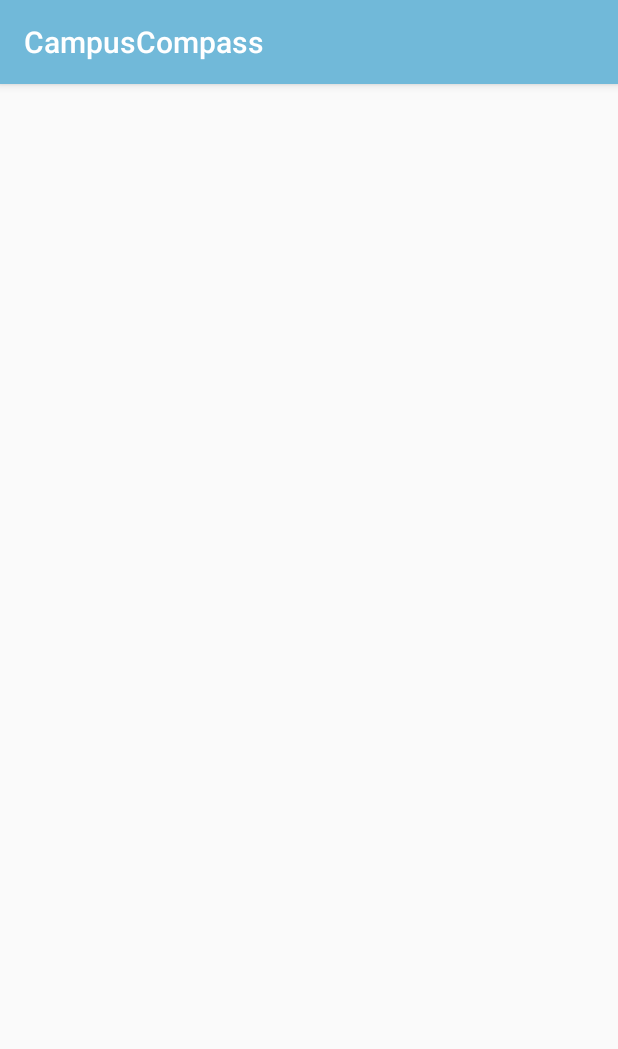
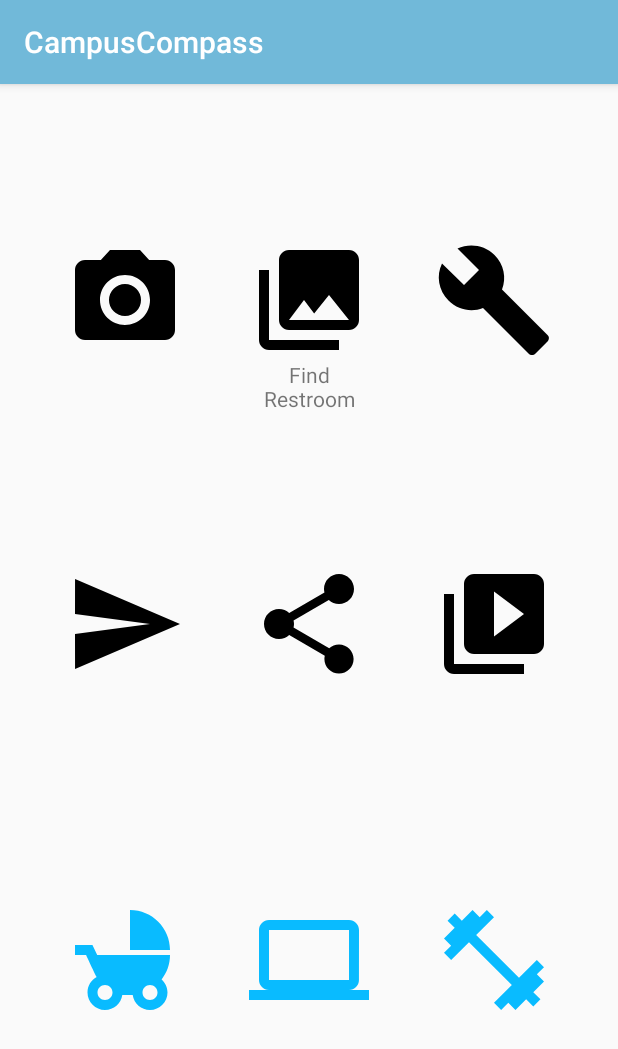
Before and after one commit to bbleck/CampusCompass, an Android app: the screen it shows after launch (MainActivity), on a phone screen of 412 x 824 dp. Shown: the top 1049 px of the screen. Run offline under Robolectric (Android 15) with nearby library versions, the phone set to English and light mode, and no system bars; 2 statements that could not run were skipped.

Commit message:
Fleshed out MainMenuFragment, began wiring it up to MainActivity.

```diff
--- a/app/src/main/java/com/brianbleck/campuscompass/controller/MainActivity.java
+++ b/app/src/main/java/com/brianbleck/campuscompass/controller/MainActivity.java
@@ -1,15 +1,49 @@
 package com.brianbleck.campuscompass.controller;
 
+import android.support.v4.app.Fragment;
+import android.support.v4.view.ViewPager;
 import android.support.v7.app.AppCompatActivity;
 import android.os.Bundle;
+import android.view.View;
+import android.widget.Toast;
 
 import com.brianbleck.campuscompass.R;
+import com.brianbleck.campuscompass.view.MainMenuFragment;
+import com.brianbleck.campuscompass.view.MapsFragment;
+import com.brianbleck.campuscompass.view.SearchFragment;
 
 public class MainActivity extends AppCompatActivity {
+
+    public static final int MAIN_MENU_FRAG_PAGER_NUMBER = 0;
+    public static final int MAPS_FRAG_PAGER_NUMBER = 1;
+    public static final int SEARCH_FRAG_PAGER_NUMBER = 2;
+    private SectionsStatePagerAdapter mSSPagerAdapter;
+    private ViewPager mViewPager;
+    private int callingViewId;
 
     @Override
     protected void onCreate(Bundle savedInstanceState) {
         super.onCreate(savedInstanceState);
         setContentView(R.layout.activity_main);
+        initFields();
+    }
+
+    private void initFields() {
+        mSSPagerAdapter = new SectionsStatePagerAdapter(getSupportFragmentManager());
+        mViewPager = (ViewPager) findViewById(R.id.container);
+        setupPager(mViewPager);
+    }
+
+    private void setupPager(ViewPager pager){
+        SectionsStatePagerAdapter adapter = new SectionsStatePagerAdapter(getSupportFragmentManager());
+        adapter.addFragment(new MainMenuFragment(), "MainMenuFragment");
+        adapter.addFragment(new MapsFragment(), "MapsFragment");
+        adapter.addFragment(new SearchFragment(), "SearchFragment");
+        pager.setAdapter(adapter);
+    }
+
+    public void setmViewPager(int fragmentNumber, int id){
+        callingViewId = id;
+        mViewPager.setCurrentItem(fragmentNumber);
     }
 }
--- a/app/src/main/java/com/brianbleck/campuscompass/controller/SectionsStatePagerAdapter.java
+++ b/app/src/main/java/com/brianbleck/campuscompass/controller/SectionsStatePagerAdapter.java
@@ -17,7 +17,7 @@ public class SectionsStatePagerAdapter extends FragmentStatePagerAdapter {
         super(fm);
     }
 
-    private void addFragment(Fragment fragment, String title){
+    public void addFragment(Fragment fragment, String title){
         mFragmentList.add(fragment);
         mFragmentTitleList.add(title);
     }
--- a/app/src/main/java/com/brianbleck/campuscompass/view/MainMenuFragment.java
+++ b/app/src/main/java/com/brianbleck/campuscompass/view/MainMenuFragment.java
@@ -1,10 +1,54 @@
 package com.brianbleck.campuscompass.view;
 
+import android.os.Bundle;
+import android.support.annotation.NonNull;
+import android.support.annotation.Nullable;
 import android.support.v4.app.Fragment;
+import android.view.LayoutInflater;
+import android.view.View;
+import android.view.ViewGroup;
+import android.widget.ImageView;
+import android.widget.TextView;
+import android.widget.Toast;
+
+import com.brianbleck.campuscompass.R;
+import com.brianbleck.campuscompass.controller.MainActivity;
+
+import java.util.Objects;
 
 public class MainMenuFragment extends Fragment {
 
 
+    public static final int COUNT_SEARCHES = 9;
+    private ImageView[] imageItems = new ImageView[COUNT_SEARCHES];
+    private TextView[] textItems = new TextView[COUNT_SEARCHES];
 
 
+    @Nullable
+    @Override
+    public View onCreateView(@NonNull LayoutInflater inflater, @Nullable ViewGroup container, @Nullable Bundle savedInstanceState) {
+        View theView = inflater.inflate(R.layout.fragment_main_menu, container, false);
+        initViews(theView);
+
+        return theView;
+    }
+
+    private void initViews(View theView) {
+        for (int i = 0; i < COUNT_SEARCHES ; i++) {
+            final int id = Objects.requireNonNull(getContext()).getResources().getIdentifier("iv_main_frag_" + i, "id", theView.getContext().getPackageName());
+            int idTxt = Objects.requireNonNull(getContext()).getResources().getIdentifier("tv_main_frag_" + i, "id", theView.getContext().getPackageName());
+            final int idTxtSetTxt = Objects.requireNonNull(getContext()).getResources().getIdentifier("image_title_" + i, "id", theView.getContext().getPackageName());
+            imageItems[i] = theView.findViewById(id);
+            textItems[i] = theView.findViewById(idTxt);
+            textItems[i].setText(idTxtSetTxt);
+            imageItems[i].setOnClickListener(new View.OnClickListener() {
+                @Override
+                public void onClick(View v) {
+                    Toast.makeText(getActivity(), "Clicked on item: " + getString(idTxtSetTxt), Toast.LENGTH_SHORT).show();
+                    //todo: remove toast and add logic to navigate to new fragment
+                    ((MainActivity)getActivity()).setmViewPager(MainActivity.SEARCH_FRAG_PAGER_NUMBER, id);
+                }
+            });
+        }
+    }
 }
--- a/app/src/main/res/layout/fragment_main_menu.xml
+++ b/app/src/main/res/layout/fragment_main_menu.xml
@@ -121,7 +121,7 @@
         app:layout_constraintEnd_toEndOf="@+id/iv_main_frag_0"
         app:layout_constraintStart_toStartOf="@+id/iv_main_frag_0"
         app:layout_constraintTop_toBottomOf="@+id/iv_main_frag_0"
-        tools:text="Find Building" />
+        tools:text="@string/image_title_0" />
 
     <TextView
         android:id="@+id/tv_main_frag_3"
@@ -131,7 +131,7 @@
         app:layout_constraintEnd_toEndOf="@+id/iv_main_frag_3"
         app:layout_constraintStart_toStartOf="@+id/iv_main_frag_3"
         app:layout_constraintTop_toBottomOf="@+id/iv_main_frag_3"
-        tools:text="Find Computer Pod" />
+        tools:text="@string/image_title_3" />
 
     <TextView
         android:id="@+id/tv_main_frag_6"
@@ -141,7 +141,7 @@
         app:layout_constraintEnd_toEndOf="@+id/iv_main_frag_6"
         app:layout_constraintStart_toStartOf="@+id/iv_main_frag_6"
         app:layout_constraintTop_toBottomOf="@+id/iv_main_frag_6"
-        tools:text="Find Library" />
+        tools:text="@string/image_title_6" />
 
     <TextView
         android:id="@+id/tv_main_frag_7"
@@ -151,7 +151,7 @@
         app:layout_constraintEnd_toEndOf="@+id/iv_main_frag_7"
         app:layout_constraintStart_toStartOf="@+id/iv_main_frag_7"
         app:layout_constraintTop_toTopOf="@+id/tv_main_frag_6"
-        tools:text="Find Metered Parking" />
+        tools:text="@string/image_title_7" />
 
     <TextView
         android:id="@+id/tv_main_frag_8"
@@ -161,7 +161,7 @@
         app:layout_constraintEnd_toEndOf="@+id/iv_main_frag_9"
         app:layout_constraintStart_toStartOf="@+id/iv_main_frag_9"
         app:layout_constraintTop_toTopOf="@+id/tv_main_frag_6"
-        tools:text="Find Shuttle Stop" />
+        tools:text="@string/image_title_8" />
 
     <TextView
         android:id="@+id/tv_main_frag_4"
@@ -171,7 +171,7 @@
         app:layout_constraintEnd_toEndOf="@+id/iv_main_frag_4"
         app:layout_constraintStart_toStartOf="@+id/iv_main_frag_4"
         app:layout_constraintTop_toTopOf="@+id/tv_main_frag_3"
-        tools:text="Find Healthy Vending" />
+        tools:text="@string/image_title_4" />
 
     <TextView
         android:id="@+id/tv_main_frag_5"
@@ -181,14 +181,14 @@
         app:layout_constraintEnd_toEndOf="@+id/iv_main_frag_5"
         app:layout_constraintStart_toStartOf="@+id/iv_main_frag_5"
         app:layout_constraintTop_toTopOf="@+id/tv_main_frag_4"
-        tools:text="Find Dining" />
+        tools:text="@string/image_title_5" />
 
     <TextView
         android:id="@+id/tv_main_frag_1"
         android:layout_width="0dp"
         android:layout_height="wrap_content"
         android:gravity="center_horizontal"
-        android:text="Find Restroom"
+        android:text="@string/image_title_1"
         app:layout_constraintEnd_toEndOf="@+id/iv_main_frag_1"
         app:layout_constraintStart_toStartOf="@+id/iv_main_frag_1"
         app:layout_constraintTop_toTopOf="@+id/tv_main_frag_0" />
@@ -201,5 +201,5 @@
         app:layout_constraintEnd_toEndOf="@+id/iv_main_frag_2"
         app:layout_constraintStart_toStartOf="@+id/iv_main_frag_2"
         app:layout_constraintTop_toTopOf="@+id/tv_main_frag_1"
-        tools:text="Find Blue Phone" />
+        tools:text="@string/image_title_2" />
 </android.support.constraint.ConstraintLayout>
--- a/app/src/main/res/values/strings.xml
+++ b/app/src/main/res/values/strings.xml
@@ -22,4 +22,13 @@
     <string name="find_a_computer_pod">Find A Computer Pod</string>
     <string name="find_a_breast_feeding_station">Find A Breast Feeding Station</string>
     <string name="search_the_map">Search the Map!</string>
+    <string name="image_title_0">Find Building</string>
+    <string name="image_title_3">Find Computer Pod</string>
+    <string name="image_title_6">Find Library</string>
+    <string name="image_title_7">Find Metered Parking</string>
+    <string name="image_title_8">Find Shuttle Stop</string>
+    <string name="image_title_4">Find Healthy Vending</string>
+    <string name="image_title_5">Find Dining</string>
+    <string name="image_title_1">Find Restroom</string>
+    <string name="image_title_2">Find Blue Phone</string>
 </resources>
```
